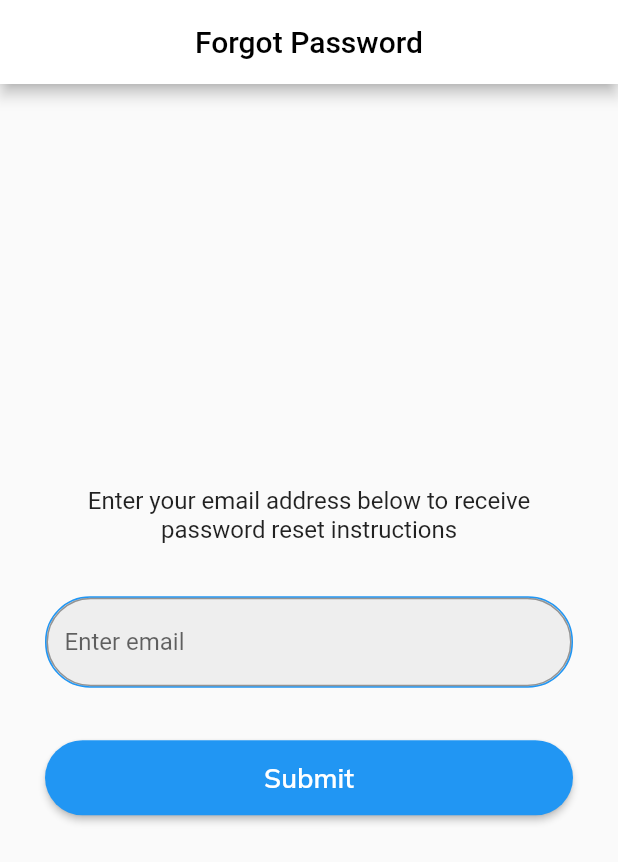
After one commit to TimSimms84/holbertonschool-twitter_clone, a Flutter app: the screen it shows after launch, after a tap on "Forget Password?", on a phone screen of 412 x 824 dp. The commit adds this screen. Shown: the top 862 px of the screen. Run offline on Flutter 3.47's test engine with Material 2 defaults, Android fonts, the phone set to English and light mode, and no system bars; our stand-ins replace google_fonts.

Commit message:
up to task 5

```diff
--- /dev/null
+++ b/twitter/lib/screens/forgot_password_screen.dart
@@ -0,0 +1,73 @@
+import 'package:flutter/material.dart';
+import 'package:twitter/widgets/flat_button.dart';
+import 'package:twitter/widgets/entry_field.dart';
+
+class ForgetPassword extends StatefulWidget {
+  const ForgetPassword({Key? key}) : super(key: key);
+
+  @override
+  State<ForgetPassword> createState() => ForgetPasswordState();
+}
+
+class ForgetPasswordState extends State<ForgetPassword> {
+  final TextEditingController _emailController = TextEditingController();
+  final GlobalKey<FormState> _formKey = GlobalKey<FormState>();
+
+  @override
+  void dispose() {
+    _emailController.dispose();
+    super.dispose();
+  }
+
+  @override
+  Widget build(BuildContext context) {
+    final screenHeight = MediaQuery.of(context).size.height;
+    return Scaffold(
+      appBar: AppBar(
+        centerTitle: true,
+        backgroundColor: Colors.white,
+        title: const Text('Forgot Password',
+            style: TextStyle(color: Colors.black)),
+      ),
+      body: SingleChildScrollView(
+        child: Container(
+          height: screenHeight - 88,
+          padding: const EdgeInsets.symmetric(horizontal: 30),
+          child: Form(
+            key: _formKey,
+            child: Column(
+              mainAxisAlignment: MainAxisAlignment.center,
+              crossAxisAlignment: CrossAxisAlignment.stretch,
+              children: [
+                const SizedBox(height: 20),
+                const Text(
+                  'Enter your email address below to receive password reset instructions',
+                  textAlign: TextAlign.center,
+                  style: TextStyle(fontSize: 16),
+                ),
+                const SizedBox(height: 20),
+                CustomEntryField(
+                  hint: 'Enter email',
+                  controller: _emailController,
+                ),
+                const SizedBox(height: 20),
+                CustomFlatButton(
+                  label: 'Submit',
+                  onPressed: () => {},
+                ),
+              ],
+            ),
+          ),
+        ),
+      ),
+    );
+  }
+}
+
+void main() {
+  runApp(
+    const MaterialApp(
+      home: ForgetPassword(),
+    ),
+  );
+}
--- a/twitter/lib/screens/signin_screen.dart
+++ b/twitter/lib/screens/signin_screen.dart
@@ -4,6 +4,7 @@ import 'package:flutter/material.dart';
 import 'package:twitter/widgets/flat_button.dart';
 import 'package:twitter/widgets/entry_field.dart';
 import 'package:twitter/screens/signup_screen.dart';
+import 'package:twitter/screens/forgot_password_screen.dart';
 
 class SignIn extends StatefulWidget {
   const SignIn({Key? key}) : super(key: key);
@@ -62,10 +63,19 @@ class SignInState extends State<SignIn> {
                           )),
                 ),
                 const SizedBox(height: 10),
-                Text('Forgot password?',
-                    style: Theme.of(context).textTheme.bodyLarge!.copyWith(
-                          color: Colors.blue,
-                        ))
+                GestureDetector(
+                  onTap: () {
+                    Navigator.push(
+                      context,
+                      MaterialPageRoute(
+                          builder: (context) => const ForgetPassword()),
+                    );
+                  },
+                  child: Text('Forget Password?',
+                      style: Theme.of(context).textTheme.bodyLarge!.copyWith(
+                            color: Colors.blue,
+                          )),
+                ),
               ],
             ),
           ),
--- a/twitter/pubspec.yaml
+++ b/twitter/pubspec.yaml
@@ -35,6 +35,7 @@ dependencies:
   # The following adds the Cupertino Icons font to your application.
   # Use with the CupertinoIcons class for iOS style icons.
   cupertino_icons: ^1.0.2
+  google_fonts: ^4.0.3
 
 dev_dependencies:
   flutter_test:
```
Also changed, not shown: twitter/lib/widgets/flat_button_test.dart (added, +26 -0 lines).
